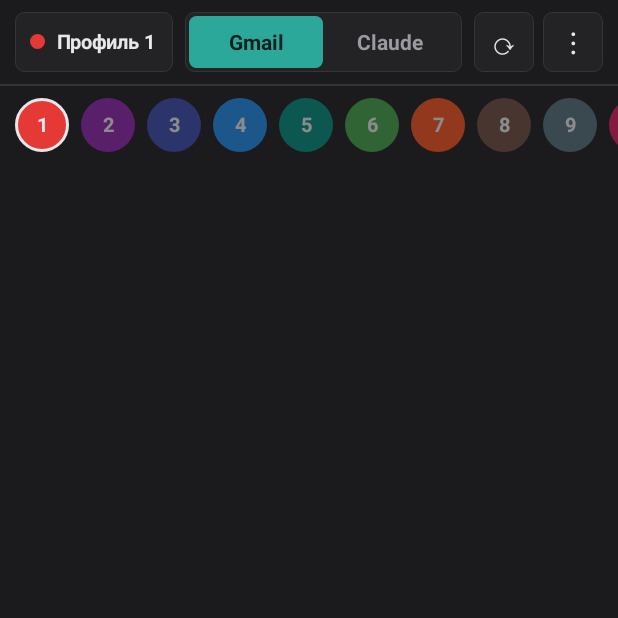
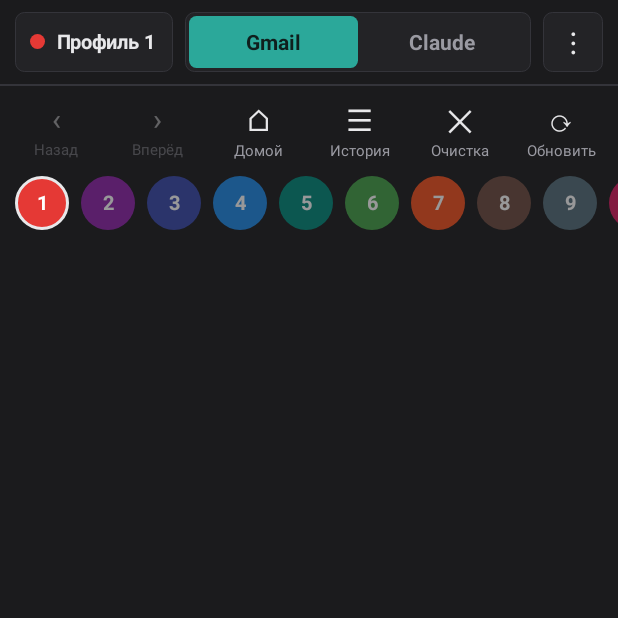
Before and after one commit to basilsolanji-hash/Browser, an Android app: the screen it shows after launch (BrowserActivity), after a tap on "Gmail", on a phone screen of 412 x 824 dp, the top half of it. Run offline under Robolectric (Android 15) with nearby library versions, the phone set to English and light mode, and no system bars; libraries missing offline, so code that uses them is left out: org.mozilla.geckoview; 11 statements that could not run were skipped.

Commit message:
0.5: settings (theme, up to 50 profiles, names), home/history/clear actions
Co-Authored-By: Claude Opus 5.5 <noreply@anthropic.com>
Claude-Session: https://claude.ai/code/session_014xaTohxQRmnBzg5tNaWgTn

```diff
--- a/app/build.gradle.kts
+++ b/app/build.gradle.kts
@@ -11,8 +11,8 @@ android {
         applicationId = "ru.multibrowser"
         minSdk = 26
         targetSdk = 35
-        versionCode = 4
-        versionName = "0.4"
+        versionCode = 5
+        versionName = "0.5"
         ndk { abiFilters += listOf("arm64-v8a") }
     }
 
--- a/app/src/main/AndroidManifest.xml
+++ b/app/src/main/AndroidManifest.xml
@@ -4,6 +4,7 @@
     <uses-permission android:name="android.permission.INTERNET" />
 
     <application
+        android:name=".App"
         android:allowBackup="false"
         android:icon="@mipmap/ic_launcher"
         android:label="Ось"
@@ -23,5 +24,9 @@
             android:configChanges="orientation|screenSize|screenLayout|smallestScreenSize|keyboardHidden"
             android:launchMode="singleTask"
             android:windowSoftInputMode="adjustResize" />
+
+        <activity
+            android:name=".SettingsActivity"
+            android:windowSoftInputMode="adjustResize" />
     </application>
 </manifest>
--- /dev/null
+++ b/app/src/main/java/ru/multibrowser/App.kt
@@ -0,0 +1,10 @@
+package ru.multibrowser
+
+import android.app.Application
+
+class App : Application() {
+    override fun onCreate() {
+        super.onCreate()
+        Settings.applyTheme(this)
+    }
+}
--- a/app/src/main/java/ru/multibrowser/BrowserActivity.kt
+++ b/app/src/main/java/ru/multibrowser/BrowserActivity.kt
@@ -4,6 +4,7 @@ import android.content.ClipData
 import android.content.ClipboardManager
 import android.content.Intent
 import android.content.res.ColorStateList
+import android.graphics.Color
 import android.graphics.Typeface
 import android.net.Uri
 import android.os.Bundle
@@ -30,6 +31,9 @@ import org.mozilla.geckoview.GeckoSession
 import org.mozilla.geckoview.GeckoView
 import org.mozilla.geckoview.WebResponse
 import java.net.URLEncoder
+import java.text.SimpleDateFormat
+import java.util.Date
+import java.util.Locale
 
 class BrowserActivity : AppCompatActivity() {
 
@@ -44,12 +48,17 @@ class BrowserActivity : AppCompatActivity() {
     private lateinit var tabs: Map<Site, TextView>
     private lateinit var progress: ProgressBar
     private lateinit var switcher: LinearLayout
+    private lateinit var backButton: View
+    private lateinit var forwardButton: View
     private var profileId = 0
     private var site = Site.GMAIL
     private var session: GeckoSession? = null
     private var currentUrl = ""
 
     private val key get() = Gecko.key(profileId, site)
+
+    // Адрес, загружаемый сейчас в каждой вкладке, — чтобы подписать запись истории заголовком страницы.
+    private val pageUrls = HashMap<String, String>()
 
     // Ожидающий выбор файла (вложения в Gmail и т.п.).
     private var pendingFile: Pair<GeckoSession.PromptDelegate.FilePrompt,
@@ -63,6 +72,7 @@ class BrowserActivity : AppCompatActivity() {
 
     override fun onCreate(savedInstanceState: Bundle?) {
         super.onCreate(savedInstanceState)
+        Ui.init(this)
         buildUi()
         onBackPressedDispatcher.addCallback(this, object : OnBackPressedCallback(true) {
             override fun handleOnBackPressed() {
@@ -74,6 +84,7 @@ class BrowserActivity : AppCompatActivity() {
 
     override fun onNewIntent(intent: Intent) {
         super.onNewIntent(intent)
+        setIntent(intent)
         openTab(intent)
     }
 
@@ -106,6 +117,12 @@ class BrowserActivity : AppCompatActivity() {
         geckoView.setSession(s)
         session = s
         renderSwitcher()
+        updateNavButtons()
+    }
+
+    private fun updateNavButtons() {
+        backButton.alpha = if (Gecko.canGoBack[key] == true) 1f else 0.35f
+        forwardButton.alpha = if (Gecko.canGoForward[key] == true) 1f else 0.35f
     }
 
     private fun attachDelegates(s: GeckoSession, id: Int, tab: Site) {
@@ -118,6 +135,8 @@ class BrowserActivity : AppCompatActivity() {
                     currentUrl = url
                 }
                 Profiles.saveLastUrl(this@BrowserActivity, id, tab, url)
+                History.add(this@BrowserActivity, id, url)
+                pageUrls[k] = url
             }
 
             override fun onProgressChange(session: GeckoSession, value: Int) {
@@ -131,10 +150,12 @@ class BrowserActivity : AppCompatActivity() {
         s.navigationDelegate = object : GeckoSession.NavigationDelegate {
             override fun onCanGoBack(session: GeckoSession, canGoBack: Boolean) {
                 Gecko.canGoBack[k] = canGoBack
+                if (visible()) updateNavButtons()
             }
 
             override fun onCanGoForward(session: GeckoSession, canGoForward: Boolean) {
                 Gecko.canGoForward[k] = canGoForward
+                if (visible()) updateNavButtons()
             }
 
             // Ссылки «в новом окне» открываем в той же вкладке.
@@ -158,6 +179,8 @@ class BrowserActivity : AppCompatActivity() {
         s.contentDelegate = object : GeckoSession.ContentDelegate {
             override fun onTitleChange(session: GeckoSession, title: String?) {
                 if (tab == Site.GMAIL) Profiles.updateFromTitle(this@BrowserActivity, id, title)
+                val url = pageUrls[k]
+                if (url != null && !title.isNullOrBlank()) History.setTitle(this@BrowserActivity, id, url, title)
             }
 
             override fun onExternalResponse(session: GeckoSession, response: WebResponse) {
@@ -176,7 +199,7 @@ class BrowserActivity : AppCompatActivity() {
                 textSize = 13f
                 typeface = Typeface.DEFAULT_BOLD
                 gravity = Gravity.CENTER
-                setTextColor(Ui.TEXT)
+                setTextColor(Color.WHITE)
                 background = if (current) Ui.oval(p.color, dp(2), Ui.TEXT) else Ui.oval(p.color)
                 alpha = if (current || Gecko.isActive(p.id)) 1f else 0.55f
                 contentDescription = p.name
@@ -199,25 +222,89 @@ class BrowserActivity : AppCompatActivity() {
         setOnClickListener(onClick)
     }
 
+    private fun actionButton(symbol: String, label: String, onClick: () -> Unit) = LinearLayout(this).apply {
+        orientation = LinearLayout.VERTICAL
+        gravity = Gravity.CENTER
+        setPadding(0, dp(4), 0, dp(2))
+        addView(TextView(context).apply {
+            text = symbol
+            textSize = 20f
+            gravity = Gravity.CENTER
+            setTextColor(Ui.TEXT)
+        })
+        addView(TextView(context).apply {
+            text = label
+            textSize = 10f
+            gravity = Gravity.CENTER
+            setTextColor(Ui.MUTED)
+        })
+        setOnClickListener { onClick() }
+    }
+
     private fun showMenu(anchor: View) {
         val menu = PopupMenu(this, anchor)
-        val items = listOf(
-            "← Назад" to { session?.goBack() ; Unit },
-            "→ Вперёд" to { session?.goForward(); Unit },
-            "⌂ Главная ${site.title}" to { session?.loadUri(site.home); Unit },
+        val items = listOf<Pair<String, () -> Unit>>(
             "Открыть адрес…" to { askUrl() },
             "Копировать ссылку" to { copyUrl() },
             "Открыть в другом браузере" to { openExternally() },
+            "Настройки" to { startActivity(Intent(this, SettingsActivity::class.java)) },
         )
-        items.forEachIndexed { i, (title, _) ->
-            menu.menu.add(0, i, i, title).isEnabled = when (i) {
-                0 -> Gecko.canGoBack[key] == true
-                1 -> Gecko.canGoForward[key] == true
-                else -> true
-            }
-        }
+        items.forEachIndexed { i, (title, _) -> menu.menu.add(0, i, i, title) }
         menu.setOnMenuItemClickListener { items[it.itemId].second(); true }
         menu.show()
+    }
+
+    private fun showHistory() {
+        val visits = History.list(this, profileId)
+        val name = Profiles.get(this, profileId).name
+        if (visits.isEmpty()) {
+            Toast.makeText(this, "История профиля «$name» пуста", Toast.LENGTH_SHORT).show()
+            return
+        }
+        val fmt = SimpleDateFormat("dd.MM HH:mm", Locale.getDefault())
+        val labels = visits.map { v ->
+            val head = v.title.ifBlank { Uri.parse(v.url).host ?: v.url }
+            "$head\n${Uri.parse(v.url).host ?: ""} · ${fmt.format(Date(v.time))}"
+        }.toTypedArray()
+        AlertDialog.Builder(this)
+            .setTitle("История: $name")
+            .setItems(labels) { _, i -> session?.loadUri(visits[i].url) }
+            .setNeutralButton("Очистить историю") { _, _ ->
+                History.clear(this, profileId)
+                Toast.makeText(this, "История очищена", Toast.LENGTH_SHORT).show()
+            }
+            .setNegativeButton("Закрыть", null)
+            .show()
+    }
+
+    private fun showClear() {
+        val name = Profiles.get(this, profileId).name
+        val options = arrayOf(
+            "История профиля «$name»",
+            "Кэш (все профили, входы сохраняются)",
+            "Выйти из аккаунтов профиля «$name»",
+        )
+        val checked = booleanArrayOf(true, true, false)
+        AlertDialog.Builder(this)
+            .setTitle("Очистка")
+            .setMultiChoiceItems(options, checked) { _, i, on -> checked[i] = on }
+            .setPositiveButton("Очистить") { _, _ ->
+                if (checked[0]) History.clear(this, profileId)
+                if (checked[1]) Gecko.clearCache(this)
+                if (checked[2]) {
+                    // Закрываем вкладки профиля, стираем его данные и открываем заново — уже без входа.
+                    val id = profileId
+                    val tab = site
+                    geckoView.releaseSession()
+                    session = null
+                    Gecko.clearProfile(this, id)
+                    profileId = 0
+                    openTab(id, tab)
+                }
+                Toast.makeText(this, "Готово", Toast.LENGTH_SHORT).show()
+            }
+            .setNegativeButton("Отмена", null)
+            .show()
     }
 
     private fun askUrl() {
@@ -302,7 +389,6 @@ class BrowserActivity : AppCompatActivity() {
             }
         }
 
-        val reload = iconButton("⟳") { session?.reload() }
         val more = iconButton("⋮") { showMenu(it) }
 
         val h = dp(40)
@@ -313,8 +399,7 @@ class BrowserActivity : AppCompatActivity() {
             setPadding(dp(10), dp(8), dp(10), dp(8))
             addView(chip, LinearLayout.LayoutParams(LinearLayout.LayoutParams.WRAP_CONTENT, h))
             addView(tabBar, LinearLayout.LayoutParams(0, h, 1f).apply { marginStart = dp(8) })
-            addView(reload, LinearLayout.LayoutParams(h, h).apply { marginStart = dp(8) })
-            addView(more, LinearLayout.LayoutParams(h, h).apply { marginStart = dp(6) })
+            addView(more, LinearLayout.LayoutParams(h, h).apply { marginStart = dp(8) })
         }
 
         progress = ProgressBar(this, null, android.R.attr.progressBarStyleHorizontal).apply {
@@ -330,6 +415,22 @@ class BrowserActivity : AppCompatActivity() {
             orientation = LinearLayout.HORIZONTAL
             setPadding(dp(10), dp(8), dp(2), dp(8))
         }
+        // Панель действий: как в обычном браузере, всё под большим пальцем.
+        val actions = LinearLayout(this).apply {
+            orientation = LinearLayout.HORIZONTAL
+            setBackgroundColor(Ui.BG)
+            setPadding(dp(4), dp(4), dp(4), 0)
+        }
+        fun action(symbol: String, label: String, onClick: () -> Unit) = actionButton(symbol, label, onClick).also {
+            actions.addView(it, LinearLayout.LayoutParams(0, LinearLayout.LayoutParams.WRAP_CONTENT, 1f))
+        }
+        backButton = action("‹", "Назад") { session?.goBack() }
+        forwardButton = action("›", "Вперёд") { session?.goForward() }
+        action("⌂", "Домой") { session?.loadUri(site.home) }
+        action("☰", "История") { showHistory() }
+        action("✕", "Очистка") { showClear() }
+        action("⟳", "Обновить") { session?.reload() }
+
         val switcherScroll = HorizontalScrollView(this).apply {
             isHorizontalScrollBarEnabled = false
             setBackgroundColor(Ui.BG)
@@ -346,6 +447,7 @@ class BrowserActivity : AppCompatActivity() {
             addView(geckoView, LinearLayout.LayoutParams(LinearLayout.LayoutParams.MATCH_PARENT, 0, 1f))
             addView(View(context).apply { setBackgroundColor(Ui.BORDER) },
                 LinearLayout.LayoutParams(LinearLayout.LayoutParams.MATCH_PARENT, dp(1)))
+            addView(actions)
             addView(switcherScroll)
         }
         setContentView(root)
--- a/app/src/main/java/ru/multibrowser/Gecko.kt
+++ b/app/src/main/java/ru/multibrowser/Gecko.kt
@@ -3,8 +3,10 @@ package ru.multibrowser
 import android.content.Context
 import android.net.Uri
 import org.mozilla.geckoview.GeckoRuntime
+import org.mozilla.geckoview.GeckoRuntimeSettings
 import org.mozilla.geckoview.GeckoSession
 import org.mozilla.geckoview.GeckoSessionSettings
+import org.mozilla.geckoview.StorageController
 
 /**
  * Один движок на всё приложение. Каждый профиль — отдельный contextId,
@@ -27,8 +29,27 @@ object Gecko {
 
     fun key(id: Int, site: Site) = "$id:${site.name}"
 
-    fun runtime(ctx: Context): GeckoRuntime =
-        runtime ?: GeckoRuntime.create(ctx.applicationContext).also { runtime = it }
+    fun runtime(ctx: Context): GeckoRuntime = runtime ?: GeckoRuntime.create(
+        ctx.applicationContext,
+        GeckoRuntimeSettings.Builder()
+            .preferredColorScheme(colorScheme(Settings.theme(ctx)))
+            .build(),
+    ).also { runtime = it }
+
+    fun applyColorScheme(theme: Settings.Theme) {
+        runtime?.settings?.setPreferredColorScheme(colorScheme(theme))
+    }
+
+    private fun colorScheme(theme: Settings.Theme) = when (theme) {
+        Settings.Theme.DARK -> GeckoRuntimeSettings.COLOR_SCHEME_DARK
+        Settings.Theme.LIGHT -> GeckoRuntimeSettings.COLOR_SCHEME_LIGHT
+        Settings.Theme.SYSTEM -> GeckoRuntimeSettings.COLOR_SCHEME_SYSTEM
+    }
+
+    /** Кэш общий для движка, поэтому чистится сразу у всех профилей; входы в аккаунты не затрагивает. */
+    fun clearCache(ctx: Context) {
+        runtime(ctx).storageController.clearData(StorageController.ClearFlags.ALL_CACHES)
+    }
 
     fun isActive(id: Int) = Site.values().any { sessions.containsKey(key(id, it)) }
 
@@ -60,6 +81,7 @@ object Gecko {
         Site.values().forEach { drop(key(id, it)) }
         runtime(ctx).storageController.clearDataForSessionContext("profile_$id")
         Profiles.forget(ctx, id)
+        History.clear(ctx, id)
     }
 
     private fun drop(key: String) {
--- a/app/src/main/java/ru/multibrowser/MainActivity.kt
+++ b/app/src/main/java/ru/multibrowser/MainActivity.kt
@@ -21,6 +21,7 @@ class MainActivity : AppCompatActivity() {
 
     override fun onCreate(savedInstanceState: Bundle?) {
         super.onCreate(savedInstanceState)
+        Ui.init(this)
         list = LinearLayout(this).apply {
             orientation = LinearLayout.VERTICAL
             setPadding(dp(16), dp(20), dp(16), dp(24))
@@ -46,7 +47,17 @@ class MainActivity : AppCompatActivity() {
             orientation = LinearLayout.HORIZONTAL
             gravity = Gravity.CENTER_VERTICAL
             addView(ImageView(context).apply { setImageResource(R.drawable.ic_logo) })
-            addView(logoText().apply { setPadding(dp(10), 0, 0, 0) })
+            addView(logoText().apply { setPadding(dp(10), 0, 0, 0) },
+                LinearLayout.LayoutParams(0, LinearLayout.LayoutParams.WRAP_CONTENT, 1f))
+            addView(TextView(context).apply {
+                text = "⚙"
+                textSize = 20f
+                gravity = Gravity.CENTER
+                setTextColor(Ui.TEXT)
+                background = Ui.rounded(Ui.SURFACE, dpf(6), dp(1))
+                contentDescription = "Настройки"
+                setOnClickListener { startActivity(Intent(this@MainActivity, SettingsActivity::class.java)) }
+            }, LinearLayout.LayoutParams(dp(40), dp(40)))
         })
         list.addView(TextView(this).apply {
             text = "Профили"
@@ -56,7 +67,7 @@ class MainActivity : AppCompatActivity() {
             setPadding(0, dp(20), 0, dp(6))
         })
         list.addView(TextView(this).apply {
-            text = "15 изолированных профилей: в каждом свой Gmail и свой Claude. Долгое нажатие — меню профиля."
+            text = "${Settings.profileCount(this@MainActivity)} изолированных профилей: в каждом свой Gmail и свой Claude. Долгое нажатие — меню профиля."
             textSize = 13f
             setTextColor(Ui.MUTED)
             setPadding(0, 0, 0, dp(12))
--- a/app/src/main/java/ru/multibrowser/Profiles.kt
+++ b/app/src/main/java/ru/multibrowser/Profiles.kt
@@ -1,6 +1,7 @@
 package ru.multibrowser
 
 import android.content.Context
+import android.graphics.Color
 
 data class Profile(
     val id: Int,
@@ -11,7 +12,6 @@ data class Profile(
 )
 
 object Profiles {
-    const val COUNT = 15
 
     private val COLORS = intArrayOf(
         0xFFE53935.toInt(), 0xFF8E24AA.toInt(), 0xFF3949AB.toInt(), 0xFF1E88E5.toInt(), 0xFF00897B.toInt(),
@@ -24,22 +24,32 @@ object Profiles {
 
     private fun prefs(ctx: Context) = ctx.getSharedPreferences("profiles", Context.MODE_PRIVATE)
 
-    fun all(ctx: Context): List<Profile> = (1..COUNT).map { get(ctx, it) }
+    fun all(ctx: Context): List<Profile> = (1..Settings.profileCount(ctx)).map { get(ctx, it) }
+
+    /** Первые 15 — фирменная палитра, дальше — цвета по «золотому углу», чтобы соседние не совпадали. */
+    fun color(id: Int): Int =
+        if (id <= COLORS.size) COLORS[id - 1]
+        else Color.HSVToColor(floatArrayOf((id * 137.5f) % 360f, 0.62f, 0.78f))
 
     fun get(ctx: Context, id: Int): Profile {
         val p = prefs(ctx)
         return Profile(
             id = id,
             name = p.getString("name_$id", null) ?: "Профиль $id",
-            color = COLORS[(id - 1) % COLORS.size],
+            color = color(id),
             email = p.getString("email_$id", null),
             unread = p.getInt("unread_$id", 0),
         )
     }
 
+    /** Пустое имя возвращает название по умолчанию «Профиль N». */
     fun rename(ctx: Context, id: Int, name: String) {
-        prefs(ctx).edit().putString("name_$id", name.trim()).apply()
+        val edit = prefs(ctx).edit()
+        if (name.isBlank()) edit.remove("name_$id") else edit.putString("name_$id", name.trim())
+        edit.apply()
     }
+
+    fun customName(ctx: Context, id: Int): String = prefs(ctx).getString("name_$id", null).orEmpty()
 
     private fun urlKey(id: Int, site: Site) = "url_${id}_${site.name}"
 
--- /dev/null
+++ b/app/src/main/java/ru/multibrowser/Settings.kt
@@ -0,0 +1,46 @@
+package ru.multibrowser
+
+import android.content.Context
+import androidx.appcompat.app.AppCompatDelegate
+
+object Settings {
+    const val MIN_PROFILES = 1
+    const val MAX_PROFILES = 50
+    private const val DEFAULT_PROFILES = 15
+
+    enum class Theme(val title: String) {
+        DARK("Тёмная"),
+        LIGHT("Светлая"),
+        SYSTEM("Как в системе"),
+    }
+
+    private fun prefs(ctx: Context) = ctx.getSharedPreferences("settings", Context.MODE_PRIVATE)
+
+    fun profileCount(ctx: Context) =
+        prefs(ctx).getInt("count", DEFAULT_PROFILES).coerceIn(MIN_PROFILES, MAX_PROFILES)
+
+    fun setProfileCount(ctx: Context, n: Int) {
+        prefs(ctx).edit().putInt("count", n.coerceIn(MIN_PROFILES, MAX_PROFILES)).apply()
+    }
+
+    fun theme(ctx: Context): Theme =
+        runCatching { Theme.valueOf(prefs(ctx).getString("theme", null)!!) }.getOrDefault(Theme.DARK)
+
+    fun setTheme(ctx: Context, theme: Theme) {
+        prefs(ctx).edit().putString("theme", theme.name).apply()
+        applyTheme(ctx)
+    }
+
+    /** Тема приложения (AppCompat пересоздаст открытые экраны) и цветовая схема сайтов. */
+    fun applyTheme(ctx: Context) {
+        val theme = theme(ctx)
+        AppCompatDelegate.setDefaultNightMode(
+            when (theme) {
+                Theme.DARK -> AppCompatDelegate.MODE_NIGHT_YES
+                Theme.LIGHT -> AppCompatDelegate.MODE_NIGHT_NO
+                Theme.SYSTEM -> AppCompatDelegate.MODE_NIGHT_FOLLOW_SYSTEM
+            }
+        )
+        Gecko.applyColorScheme(theme)
+    }
+}
--- a/app/src/main/java/ru/multibrowser/Ui.kt
+++ b/app/src/main/java/ru/multibrowser/Ui.kt
@@ -2,6 +2,7 @@ package ru.multibrowser
 
 import android.app.Activity
 import android.content.Context
+import android.content.res.Configuration
 import android.graphics.Typeface
 import android.graphics.drawable.GradientDrawable
 import android.text.SpannableString
@@ -14,15 +15,39 @@ import androidx.core.view.WindowCompat
 import androidx.core.view.WindowInsetsCompat
 import androidx.core.view.WindowInsetsControllerCompat
 
-/** Палитра и общие элементы интерфейса в стиле knitERP: тёмный фон, бирюзовый акцент. */
+/** Палитра и общие элементы интерфейса в стиле knitERP: бирюзовый акцент, тёмная или светлая тема. */
 object Ui {
-    val BG = 0xFF1B1B1D.toInt()
-    val SURFACE = 0xFF232326.toInt()
-    val BORDER = 0xFF34343A.toInt()
-    val TEXT = 0xFFE8E8EA.toInt()
-    val MUTED = 0xFF9A9AA2.toInt()
-    val ACCENT = 0xFF2BA89A.toInt()
-    val ON_ACCENT = 0xFF0F1F1D.toInt()
+    var dark = true
+        private set
+    var BG = 0
+        private set
+    var SURFACE = 0
+        private set
+    var BORDER = 0
+        private set
+    var TEXT = 0
+        private set
+    var MUTED = 0
+        private set
+    var ACCENT = 0
+        private set
+    var ON_ACCENT = 0
+        private set
+
+    /** Вызывается в onCreate каждого экрана: тема уже применена AppCompat. */
+    fun init(ctx: Context) {
+        dark = (ctx.resources.configuration.uiMode and Configuration.UI_MODE_NIGHT_MASK) ==
+            Configuration.UI_MODE_NIGHT_YES
+        if (dark) {
+            BG = 0xFF1B1B1D.toInt(); SURFACE = 0xFF232326.toInt(); BORDER = 0xFF34343A.toInt()
+            TEXT = 0xFFE8E8EA.toInt(); MUTED = 0xFF9A9AA2.toInt()
+            ACCENT = 0xFF2BA89A.toInt(); ON_ACCENT = 0xFF0F1F1D.toInt()
+        } else {
+            BG = 0xFFF5F5F7.toInt(); SURFACE = 0xFFFFFFFF.toInt(); BORDER = 0xFFDADADF.toInt()
+            TEXT = 0xFF1B1B1D.toInt(); MUTED = 0xFF6B6B73.toInt()
+            ACCENT = 0xFF1F8F83.toInt(); ON_ACCENT = 0xFFFFFFFF.toInt()
+        }
+    }
 
     fun rounded(color: Int, radius: Float, strokeWidth: Int = 0, strokeColor: Int = BORDER) =
         GradientDrawable().apply {
@@ -54,13 +79,13 @@ fun Context.logoText() = TextView(this).apply {
 
 /**
  * Android 15 рисует приложение под системными панелями; отступаем от них
- * (и от клавиатуры) сами, а значки панелей делаем светлыми под тёмный фон.
+ * (и от клавиатуры) сами, а цвет значков панелей подбираем под тему.
  */
 fun Activity.applyEdgeToEdge(root: View) {
     WindowCompat.setDecorFitsSystemWindows(window, false)
     WindowInsetsControllerCompat(window, root).apply {
-        isAppearanceLightStatusBars = false
-        isAppearanceLightNavigationBars = false
+        isAppearanceLightStatusBars = !Ui.dark
+        isAppearanceLightNavigationBars = !Ui.dark
     }
     ViewCompat.setOnApplyWindowInsetsListener(root) { v, insets ->
         val bars = insets.getInsets(WindowInsetsCompat.Type.systemBars() or WindowInsetsCompat.Type.ime())
@@ -68,3 +93,13 @@ fun Activity.applyEdgeToEdge(root: View) {
         WindowInsetsCompat.CONSUMED
     }
 }
+
+/** Заголовок раздела настроек. */
+fun Context.sectionTitle(text: String) = TextView(this).apply {
+    this.text = text.uppercase()
+    textSize = 12f
+    typeface = Typeface.DEFAULT_BOLD
+    letterSpacing = 0.06f
+    setTextColor(Ui.MUTED)
+    setPadding(0, dp(24), 0, dp(8))
+}
--- a/app/src/main/res/values/colors.xml
+++ b/app/src/main/res/values/colors.xml
@@ -1,7 +1,7 @@
 <?xml version="1.0" encoding="utf-8"?>
 <resources>
-    <color name="mb_bg">#1B1B1D</color>
-    <color name="mb_surface">#232326</color>
-    <color name="mb_accent">#2BA89A</color>
-    <color name="mb_text">#E8E8EA</color>
+    <color name="mb_bg">#F5F5F7</color>
+    <color name="mb_surface">#FFFFFF</color>
+    <color name="mb_accent">#1F8F83</color>
+    <color name="mb_text">#1B1B1D</color>
 </resources>
--- a/app/src/main/res/values/themes.xml
+++ b/app/src/main/res/values/themes.xml
@@ -1,6 +1,6 @@
 <?xml version="1.0" encoding="utf-8"?>
 <resources>
-    <style name="Theme.MultiBrowser" parent="Theme.AppCompat.NoActionBar">
+    <style name="Theme.MultiBrowser" parent="Theme.AppCompat.DayNight.NoActionBar">
         <item name="colorPrimary">@color/mb_accent</item>
         <item name="colorPrimaryDark">@color/mb_bg</item>
         <item name="colorAccent">@color/mb_accent</item>
@@ -10,7 +10,7 @@
         <item name="alertDialogTheme">@style/Theme.MultiBrowser.Dialog</item>
     </style>
 
-    <style name="Theme.MultiBrowser.Dialog" parent="Theme.AppCompat.Dialog.Alert">
+    <style name="Theme.MultiBrowser.Dialog" parent="Theme.AppCompat.DayNight.Dialog.Alert">
         <item name="colorAccent">@color/mb_accent</item>
         <item name="android:background">@color/mb_surface</item>
         <item name="android:textColorPrimary">@color/mb_text</item>
```
Also changed, not shown: app/src/main/java/ru/multibrowser/History.kt (added, +53 -0 lines), app/src/main/java/ru/multibrowser/SettingsActivity.kt (added, +232 -0 lines), app/src/main/res/values-night/colors.xml (added, +7 -0 lines).
